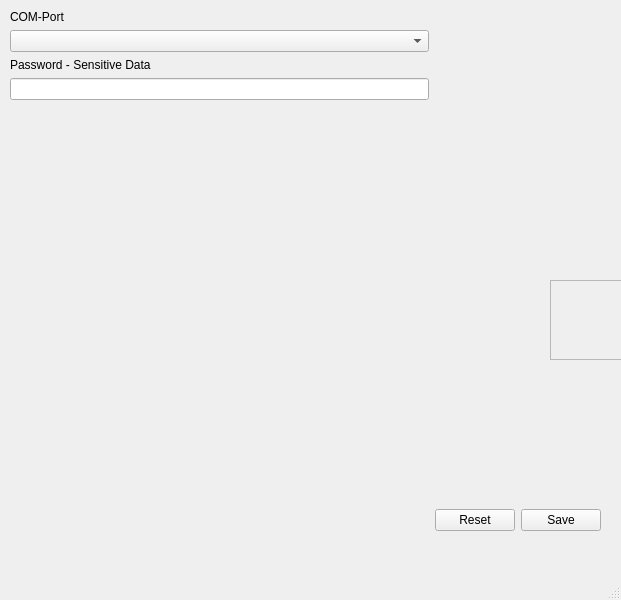
Above: pico.hid.service/ui/main_config_window.ui from schms27/raspi.pico.collection before the change. Below: the same form after it.
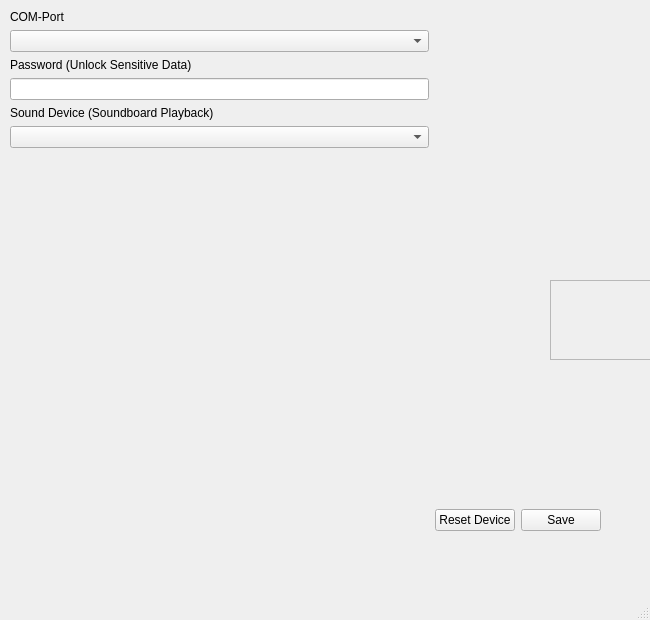
That is the form after the change. Icons and pictures are not drawn.

Diff of the .ui file:
```diff
--- a/pico.hid.service/ui/main_config_window.ui
+++ b/pico.hid.service/ui/main_config_window.ui
@@ -6,8 +6,8 @@
    <rect>
     <x>0</x>
     <y>0</y>
-    <width>621</width>
-    <height>600</height>
+    <width>650</width>
+    <height>620</height>
    </rect>
   </property>
   <property name="windowTitle">
@@ -51,13 +51,23 @@
          <item>
           <widget class="QLabel" name="label_2">
            <property name="text">
-            <string>Password - Sensitive Data</string>
+            <string>Password (Unlock Sensitive Data)</string>
            </property>
           </widget>
          </item>
          <item>
           <widget class="QLineEdit" name="password_lineEdit"/>
          </item>
+         <item>
+          <widget class="QLabel" name="label_3">
+           <property name="text">
+            <string>Sound Device (Soundboard Playback)</string>
+           </property>
+          </widget>
+         </item>
+         <item>
+          <widget class="QComboBox" name="sound_device_comboBox"/>
+         </item>
          <item>
           <spacer name="verticalSpacer">
            <property name="orientation">
@@ -95,7 +105,7 @@
          <item>
           <widget class="QPushButton" name="reset_pushButton">
            <property name="text">
-            <string>Reset</string>
+            <string>Reset Device</string>
            </property>
           </widget>
          </item>
```
Left out of the diff: 8 changed lines with no effect on the pictures.
